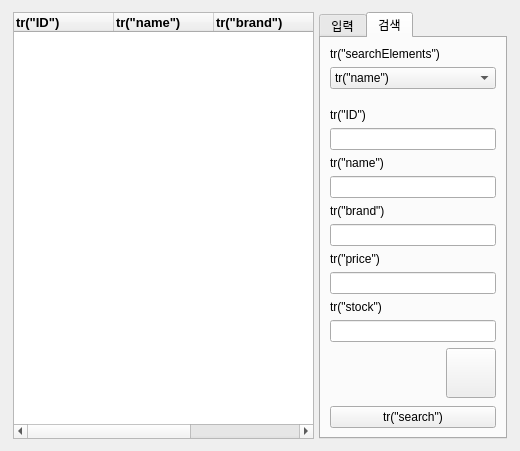
Old version of the form CustomerProduct2Project/productmanager.ui in the repository SaintMonguss/Qt.
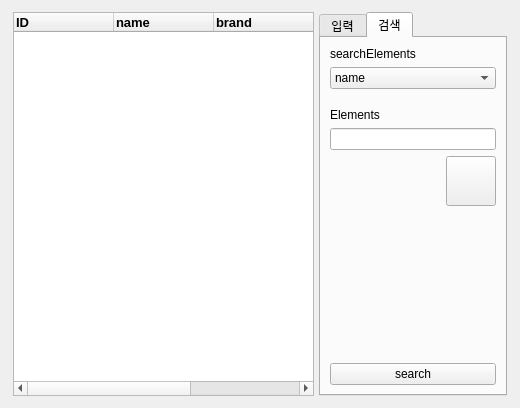
New version of the form. Icons and pictures are not drawn.

```diff
--- a/CustomerProduct2Project/productmanager.ui
+++ b/CustomerProduct2Project/productmanager.ui
@@ -7,7 +7,7 @@
     <x>0</x>
     <y>0</y>
     <width>520</width>
-    <height>405</height>
+    <height>408</height>
    </rect>
   </property>
   <property name="windowTitle">
@@ -35,7 +35,7 @@
       <widget class="QTreeWidget" name="productTreeWidget">
        <column>
         <property name="text">
-         <string>tr(&quot;ID&quot;)</string>
+         <string>ID</string>
         </property>
         <property name="font">
          <font>
@@ -46,7 +46,7 @@
        </column>
        <column>
         <property name="text">
-         <string>tr(&quot;name&quot;)</string>
+         <string>name</string>
         </property>
         <property name="font">
          <font>
@@ -57,7 +57,7 @@
        </column>
        <column>
         <property name="text">
-         <string>tr(&quot;brand&quot;)</string>
+         <string>brand</string>
         </property>
         <property name="font">
          <font>
@@ -68,7 +68,7 @@
        </column>
        <column>
         <property name="text">
-         <string>tr(&quot;price&quot;)</string>
+         <string>price</string>
         </property>
         <property name="font">
          <font>
@@ -79,7 +79,7 @@
        </column>
        <column>
         <property name="text">
-         <string>tr(&quot;stock&quot;)</string>
+         <string>stock</string>
         </property>
         <property name="font">
          <font>
@@ -287,7 +287,7 @@
          <item>
           <widget class="QLabel" name="label_17">
            <property name="text">
-            <string>tr(&quot;searchElements&quot;)</string>
+            <string>searchElements</string>
            </property>
           </widget>
          </item>
@@ -295,7 +295,7 @@
           <widget class="QComboBox" name="productComboBox">
            <item>
             <property name="text">
-             <string>tr(&quot;name&quot;)</string>
+             <string>name</string>
             </property>
            </item>
            <item>
@@ -352,7 +352,7 @@
                 </sizepolicy>
                </property>
                <property name="text">
-                <string>tr(&quot;ID&quot;)</string>
+                <string>Elements</string>
                </property>
               </widget>
              </item>
@@ -365,83 +365,10 @@
              </item>
             </layout>
            </item>
-           <item>
-            <widget class="QLabel" name="label_18">
-             <property name="sizePolicy">
-              <sizepolicy hsizetype="Expanding" vsizetype="Maximum">
-               <horstretch>0</horstretch>
-               <verstretch>0</verstretch>
-              </sizepolicy>
-             </property>
-             <property name="text">
-              <string>tr(&quot;name&quot;)</string>
-             </property>
-            </widget>
-           </item>
-           <item>
-            <widget class="QLineEdit" name="productSearchNameText"/>
-           </item>
           </layout>
          </item>
          <item>
-          <layout class="QVBoxLayout" name="verticalLayout_23">
-           <item>
-            <widget class="QLabel" name="label_20">
-             <property name="sizePolicy">
-              <sizepolicy hsizetype="Expanding" vsizetype="Maximum">
-               <horstretch>0</horstretch>
-               <verstretch>0</verstretch>
-              </sizepolicy>
-             </property>
-             <property name="text">
-              <string>tr(&quot;brand&quot;)</string>
-             </property>
-            </widget>
-           </item>
-           <item>
-            <widget class="QLineEdit" name="productSearchBrandText"/>
-           </item>
-          </layout>
-         </item>
-         <item>
-          <layout class="QVBoxLayout" name="verticalLayout_24">
-           <item>
-            <widget class="QLabel" name="label_21">
-             <property name="sizePolicy">
-              <sizepolicy hsizetype="Expanding" vsizetype="Maximum">
-               <horstretch>0</horstretch>
-               <verstretch>0</verstretch>
-              </sizepolicy>
-             </property>
-             <property name="text">
-              <string>tr(&quot;price&quot;)</string>
-             </property>
-            </widget>
-           </item>
-           <item>
-            <widget class="QLineEdit" name="productSearchPriceText"/>
-           </item>
-          </layout>
-         </item>
-         <item>
-          <layout class="QVBoxLayout" name="verticalLayout_25">
-           <item>
-            <widget class="QLabel" name="label_22">
-             <property name="sizePolicy">
-              <sizepolicy hsizetype="Expanding" vsizetype="Maximum">
-               <horstretch>0</horstretch>
-               <verstretch>0</verstretch>
-              </sizepolicy>
-             </property>
-             <property name="text">
-              <string>tr(&quot;stock&quot;)</string>
-             </property>
-            </widget>
-           </item>
-           <item>
-            <widget class="QLineEdit" name="productSearchStockText"/>
-           </item>
-          </layout>
+          <layout class="QVBoxLayout" name="verticalLayout_24"/>
          </item>
          <item>
           <layout class="QHBoxLayout" name="horizontalLayout_2">
@@ -514,7 +441,7 @@
          <item>
           <widget class="QPushButton" name="productSearchButton">
            <property name="text">
-            <string>tr(&quot;search&quot;)</string>
+            <string>search</string>
            </property>
           </widget>
          </item>
```
Left out of the diff: 24 changed lines with no effect on the pictures.
